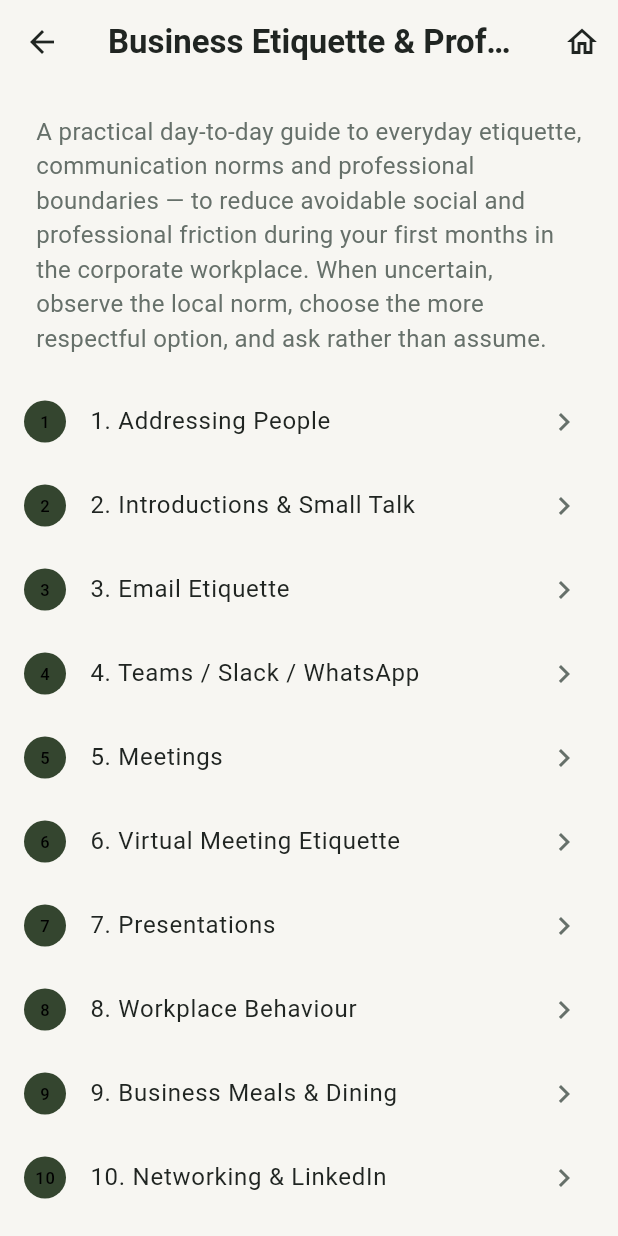
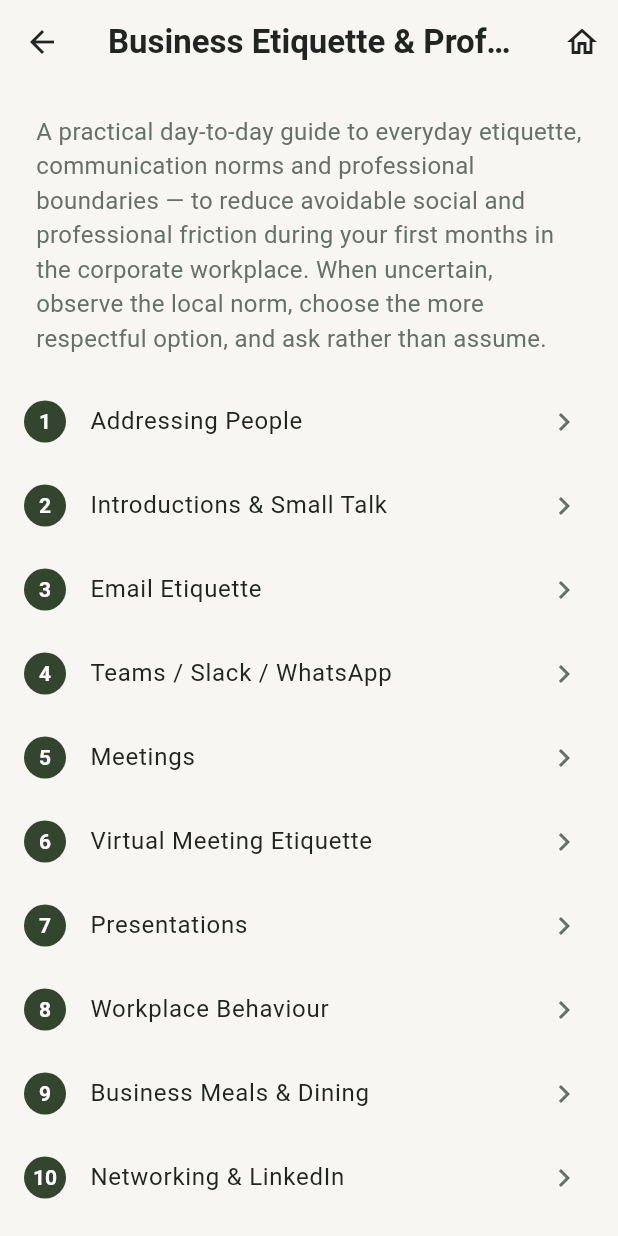
Before and after one commit to Sandy060965/next-career-after-fauj, a Flutter app: the BusinessEtiquetteScreen screen opened directly, on a phone screen of 412 x 824 dp. Run offline on Flutter 3.47's test engine with Material 3 defaults, Android fonts, the phone set to English and light mode, and no system bars; our stand-ins replace file_picker, flutter_secure_storage, google_sign_in, pdf, printing, share_plus and 2 more; missing offline and left inert: dart:html, google_sign_in_web; accounts and stored records are empty.

Commit message:
Fix doubled/illegible section numbering in Business Etiquette and Corporate Culture
The number badge (CircleAvatar) had no explicit color, so it rendered in
unthemed default colors — the reported "unreadable round shapes". Business
Etiquette additionally had the number baked into each title string ("1.
Addressing People") on top of the badge, doubling it. Gave the badge an
explicit brand-colored background/text and stripped the redundant
in-title numbers, so the badge is the single, legible source of numbering
in both modules.

```diff
--- a/lib/features/business_etiquette/business_etiquette_screen.dart
+++ b/lib/features/business_etiquette/business_etiquette_screen.dart
@@ -35,7 +35,14 @@ class BusinessEtiquetteScreen extends StatelessWidget {
               key: Key('businessEtiquetteEntry_${kBusinessEtiquetteSections[i].title}'),
               leading: CircleAvatar(
                 radius: 14,
-                child: Text('${i + 1}', style: Theme.of(context).textTheme.labelSmall),
+                backgroundColor: Theme.of(context).colorScheme.primary,
+                child: Text(
+                  '${i + 1}',
+                  style: Theme.of(context).textTheme.labelLarge?.copyWith(
+                        color: Theme.of(context).colorScheme.onPrimary,
+                        fontWeight: FontWeight.bold,
+                      ),
+                ),
               ),
               title: Text(kBusinessEtiquetteSections[i].title),
               trailing: const Icon(Icons.chevron_right),
--- a/lib/features/business_etiquette/business_etiquette_sections.dart
+++ b/lib/features/business_etiquette/business_etiquette_sections.dart
@@ -10,7 +10,7 @@ import '../../core/models/guide_section.dart';
 /// Situation/Encounter/Response/Avoid voice as the rest of the guide.
 const List<GuideSection> kBusinessEtiquetteSections = [
   GuideSection(
-    title: '1. Addressing People',
+    title: 'Addressing People',
     scenarios: [
       GuideScenario(
         heading: 'The First-Name Introduction',
@@ -39,7 +39,7 @@ const List<GuideSection> kBusinessEtiquetteSections = [
     ],
   ),
   GuideSection(
-    title: '2. Introductions & Small Talk',
+    title: 'Introductions & Small Talk',
     scenarios: [
       GuideScenario(
         heading: 'Self-Introduction',
@@ -60,7 +60,7 @@ const List<GuideSection> kBusinessEtiquetteSections = [
     ],
   ),
   GuideSection(
-    title: '3. Email Etiquette',
+    title: 'Email Etiquette',
     scenarios: [
       GuideScenario(
         heading: 'Email to Senior Management',
@@ -95,7 +95,7 @@ const List<GuideSection> kBusinessEtiquetteSections = [
     ],
   ),
   GuideSection(
-    title: '4. Teams / Slack / WhatsApp',
+    title: 'Teams / Slack / WhatsApp',
     scenarios: [
       GuideScenario(
         heading: 'Quick Question',
@@ -123,7 +123,7 @@ const List<GuideSection> kBusinessEtiquetteSections = [
     ],
   ),
   GuideSection(
-    title: '5. Meetings',
+    title: 'Meetings',
     scenarios: [
       GuideScenario(
         heading: 'Joining Late',
@@ -159,7 +159,7 @@ const List<GuideSection> kBusinessEtiquetteSections = [
     ],
   ),
   GuideSection(
-    title: '6. Virtual Meeting Etiquette',
+    title: 'Virtual Meeting Etiquette',
     scenarios: [
       GuideScenario(
         heading: 'Camera / Background',
@@ -187,7 +187,7 @@ const List<GuideSection> kBusinessEtiquetteSections = [
     ],
   ),
   GuideSection(
-    title: '7. Presentations',
+    title: 'Presentations',
     scenarios: [
       GuideScenario(
         heading: 'Executive Presentation',
@@ -208,7 +208,7 @@ const List<GuideSection> kBusinessEtiquetteSections = [
     ],
   ),
   GuideSection(
-    title: '8. Workplace Behaviour',
+    title: 'Workplace Behaviour',
     scenarios: [
       GuideScenario(
         heading: 'Open Office',
@@ -238,7 +238,7 @@ const List<GuideSection> kBusinessEtiquetteSections = [
     ],
   ),
   GuideSection(
-    title: '9. Business Meals & Dining',
+    title: 'Business Meals & Dining',
     scenarios: [
       GuideScenario(
         heading: 'Client Meal',
@@ -266,7 +266,7 @@ const List<GuideSection> kBusinessEtiquetteSections = [
     ],
   ),
   GuideSection(
-    title: '10. Networking & LinkedIn',
+    title: 'Networking & LinkedIn',
     scenarios: [
       GuideScenario(
         heading: 'Conference Introduction',
@@ -286,7 +286,7 @@ const List<GuideSection> kBusinessEtiquetteSections = [
     ],
   ),
   GuideSection(
-    title: '11. Client & Vendor Etiquette',
+    title: 'Client & Vendor Etiquette',
     scenarios: [
       GuideScenario(
         heading: 'Vendor Meeting',
@@ -307,7 +307,7 @@ const List<GuideSection> kBusinessEtiquetteSections = [
     ],
   ),
   GuideSection(
-    title: '12. Professional Boundaries',
+    title: 'Professional Boundaries',
     scenarios: [
       GuideScenario(
         heading: 'Personal Questions',
@@ -335,7 +335,7 @@ const List<GuideSection> kBusinessEtiquetteSections = [
     ],
   ),
   GuideSection(
-    title: '13. Diversity & Inclusion',
+    title: 'Diversity & Inclusion',
     scenarios: [
       GuideScenario(
         heading: 'Different Work Styles',
@@ -357,7 +357,7 @@ const List<GuideSection> kBusinessEtiquetteSections = [
     ],
   ),
   GuideSection(
-    title: '14. Confidentiality & Social Media',
+    title: 'Confidentiality & Social Media',
     scenarios: [
       GuideScenario(
         heading: 'Office Photograph',
@@ -378,7 +378,7 @@ const List<GuideSection> kBusinessEtiquetteSections = [
     ],
   ),
   GuideSection(
-    title: '15. Business Travel',
+    title: 'Business Travel',
     scenarios: [
       GuideScenario(
         heading: 'Travelling With Colleagues',
@@ -391,7 +391,7 @@ const List<GuideSection> kBusinessEtiquetteSections = [
     ],
   ),
   GuideSection(
-    title: '16. Gifts, Hospitality & Conflicts',
+    title: 'Gifts, Hospitality & Conflicts',
     scenarios: [
       GuideScenario(
         heading: 'Client Gift',
@@ -410,7 +410,7 @@ const List<GuideSection> kBusinessEtiquetteSections = [
     ],
   ),
   GuideSection(
-    title: '17. First 30 Days Etiquette Checklist',
+    title: 'First 30 Days Etiquette Checklist',
     scenarios: [
       GuideScenario(
         heading: 'Observation',
@@ -439,7 +439,7 @@ const List<GuideSection> kBusinessEtiquetteSections = [
     ],
   ),
   GuideSection(
-    title: '18. Practical Phrases That Work Well',
+    title: 'Practical Phrases That Work Well',
     translations: [
       GuideTranslation(from: 'Give me a brief.', to: 'Could you give me the two-minute version?'),
       GuideTranslation(from: 'What is the problem?', to: 'What is driving the issue?'),
@@ -460,7 +460,7 @@ const List<GuideSection> kBusinessEtiquetteSections = [
     ],
   ),
   GuideSection(
-    title: '19. The Professional Conduct Test',
+    title: 'The Professional Conduct Test',
     paragraphs: [
       'Before sending an email, making a comment, sharing information or reacting in a '
           'meeting, ask:',
@@ -475,7 +475,7 @@ const List<GuideSection> kBusinessEtiquetteSections = [
     ],
   ),
   GuideSection(
-    title: '20. Final Reminder to the Transitioning Officer',
+    title: 'Final Reminder to the Transitioning Officer',
     paragraphs: [
       'You do not need to imitate corporate behaviour. You need to understand it. Your '
           'discipline, integrity, ability to work under pressure, ownership, planning and '
@@ -488,7 +488,7 @@ const List<GuideSection> kBusinessEtiquetteSections = [
     closingNote: 'Same Values. New Horizons.',
   ),
   GuideSection(
-    title: '21. Statutory Boundaries & Workplace Conduct',
+    title: 'Statutory Boundaries & Workplace Conduct',
     paragraphs: [
       'Some workplace conduct is not a matter of local norm or personal judgement — it is '
           'governed by law, and organisations are required to act on it. Knowing where these '
@@ -546,7 +546,7 @@ const List<GuideSection> kBusinessEtiquetteSections = [
         'informally.',
   ),
   GuideSection(
-    title: '22. Body Language & Vocal Presence',
+    title: 'Body Language & Vocal Presence',
     paragraphs: [
       'Command presence — a straight posture, a carrying voice, a directive tone — is trained '
           'into you for a setting where clarity under pressure can be a matter of safety. In '
--- a/lib/features/corporate_culture/corporate_culture_screen.dart
+++ b/lib/features/corporate_culture/corporate_culture_screen.dart
@@ -35,7 +35,14 @@ class CorporateCultureScreen extends StatelessWidget {
               key: Key('corporateCultureEntry_${kCorporateCultureSections[i].title}'),
               leading: CircleAvatar(
                 radius: 14,
-                child: Text('${i + 1}', style: Theme.of(context).textTheme.labelSmall),
+                backgroundColor: Theme.of(context).colorScheme.primary,
+                child: Text(
+                  '${i + 1}',
+                  style: Theme.of(context).textTheme.labelLarge?.copyWith(
+                        color: Theme.of(context).colorScheme.onPrimary,
+                        fontWeight: FontWeight.bold,
+                      ),
+                ),
               ),
               title: Text(kCorporateCultureSections[i].title),
               trailing: const Icon(Icons.chevron_right),
```
Also changed, not shown: 2 other files.
